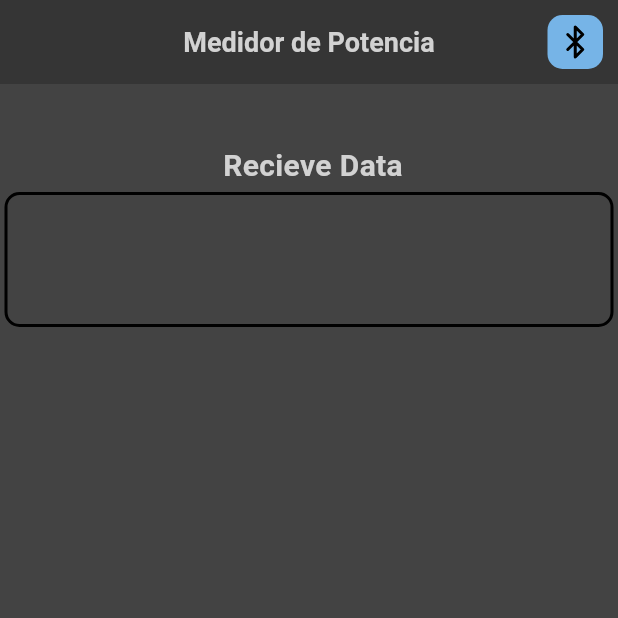
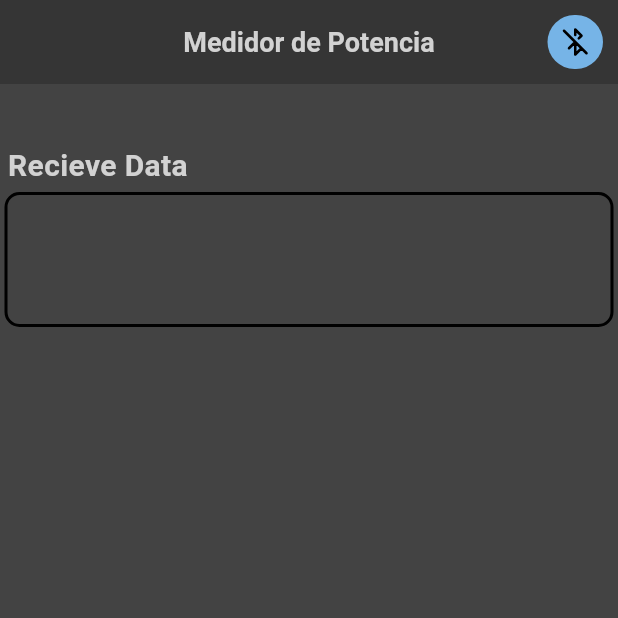
Before and after one commit to Jorbis21/TFG, a Flutter app: the screen it shows after launch, on a phone screen of 412 x 824 dp, the top half of it. Run offline on Flutter 3.47's test engine with Material 3 defaults, Android fonts, the light colour scheme and no system bars; our stand-ins replace flutter_svg, permission_handler; missing offline and left inert: flutter_reactive_ble, octoplus.

Commit message:
Bluetooth no furrula

```diff
--- a/Flutter/MedPotApp/medpotapp/lib/pages/home.dart
+++ b/Flutter/MedPotApp/medpotapp/lib/pages/home.dart
@@ -1,8 +1,9 @@
 import 'package:flutter/material.dart';
 import 'package:flutter_svg/flutter_svg.dart';
+import 'package:medpotapp/logic/bleController.dart';
 
 class HomePage extends StatefulWidget{
-  HomePage({super.key, required this.title});
+  const HomePage({super.key, required this.title});
   final String title;
   @override
   HomePageState createState() => HomePageState();
@@ -11,8 +12,9 @@ class HomePage extends StatefulWidget{
 class HomePageState extends State<HomePage>{
   bool connect = false;
   String iconPath = 'assets/icons/bluetooth-slash.svg';
-  List<String> RxData = [];
-  List<String> TxData = [];
+  List<String> rxData = [];
+  List<String> txData = [];
+  BLEController ble = BLEController();
   @override
   Widget build(BuildContext context) {
     return Scaffold(
@@ -30,6 +32,7 @@ class HomePageState extends State<HomePage>{
 
   Column _recieveData() {
     return Column(
+          crossAxisAlignment: CrossAxisAlignment.start,
           children: [
             const Text(
           ' Recieve Data',
@@ -51,7 +54,7 @@ class HomePageState extends State<HomePage>{
           ),
           height: 90,
           child: Text(
-            RxData.join("\n"),
+            rxData.join("\n"),
             style: const TextStyle(
               color: Color.fromARGB(255, 210, 210, 210),
             ),
@@ -75,33 +78,37 @@ class HomePageState extends State<HomePage>{
         ),
       ),
       actions: [
-        GestureDetector(
-          onTap: () {
-            connect = !connect;
-            setState(() {});
-            //iconPath = 'assets/icons/bluetooth-signal.svg';
-            //llamada a funcion de conexion ble
-            /*if(isConnect){
-              iconPath = 'assets/icons/bluetooth-on.svg';
-            }
-            else{
-              iconPath = 'assets/icons/bluetooth-slash.svg';
-            }*/
-          },
-          child: Container(
+        Container(
           margin: const EdgeInsets.all(10),
           width: 37,
           decoration: BoxDecoration(
             color: const Color.fromARGB(255, 118, 180, 231),
-              borderRadius: BorderRadius.circular(10),
+            borderRadius: BorderRadius.circular(20),
             //border: Border.all(color: Colors.black, width: 2)
           ),
           alignment: Alignment.center,
-            child: SvgPicture.asset(
-              connect ? 'assets/icons/bluetooth-slash.svg' :'assets/icons/bluetooth-on.svg',
+          child: IconButton(
+            onPressed: (){
+              if(!ble.connected){
+                if(!ble.scanning){
+                  ble.startScan();
+                  iconPath = 'assets/icons/bluetooth-signal.svg';
+                }
+                else{
+                  ble.stopScan();
+                }
+              }
+              else{
+                ble.disconnect();
+                iconPath = 'assets/icons/bluetooth-slash.svg';
+              }
+              setState(() {});
+            },
+            icon: SvgPicture.asset(
+                ble.connected ? 'assets/icons/bluetooth-on.svg' : iconPath
+              )
             ),
         ),
-        )
       ],
     );
   }
--- a/Flutter/MedPotApp/medpotapp/pubspec.yaml
+++ b/Flutter/MedPotApp/medpotapp/pubspec.yaml
@@ -37,7 +37,7 @@ dependencies:
   cupertino_icons: ^1.0.6
   flutter_svg: ^2.0.10+1
   flutter_reactive_ble: ^5.3.1
-  permission_handler: ^10.2.0
+  permission_handler: ^11.3.1
 
 dev_dependencies:
   flutter_test:
@@ -48,7 +48,7 @@ dev_dependencies:
   # activated in the `analysis_options.yaml` file located at the root of your
   # package. See that file for information about deactivating specific lint
   # rules and activating additional ones.
-  flutter_lints: ^3.0.0
+  flutter_lints: ^4.0.0
 
 
 # For information on the generic Dart part of this file, see the
```
Lines whose indentation alone changed are shown as unchanged.
